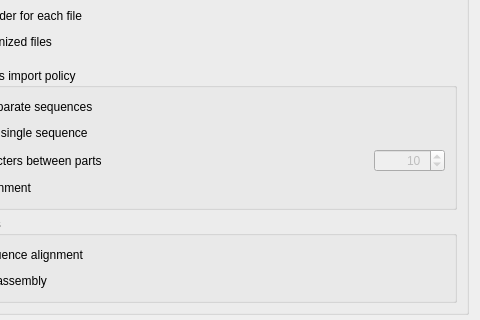
Above: src/corelibs/U2Gui/src/util/shared_db/ImportOptionsWidget.ui from violethaze74/ugene before the change; both pictures show x 124 to 604 and y 150 to 470 of the 604 by 723 pixel window. Below: the same form after it.
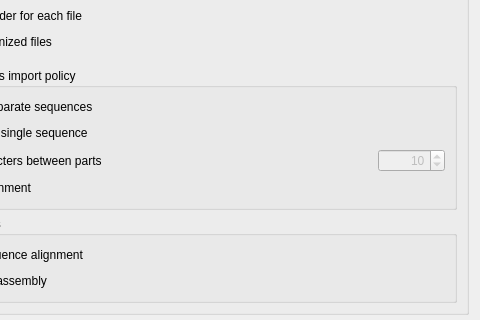
That is the form after the change.

```diff
--- a/src/corelibs/U2Gui/src/util/shared_db/ImportOptionsWidget.ui
+++ b/src/corelibs/U2Gui/src/util/shared_db/ImportOptionsWidget.ui
@@ -161,7 +161,7 @@
               <set>Qt::AlignRight|Qt::AlignTrailing|Qt::AlignVCenter</set>
              </property>
              <property name="suffix">
-              <string> </string>
+              <string/>
              </property>
              <property name="maximum">
               <number>1000000</number>
```
Left out of the diff: 5 changed lines with no effect on the pictures.
